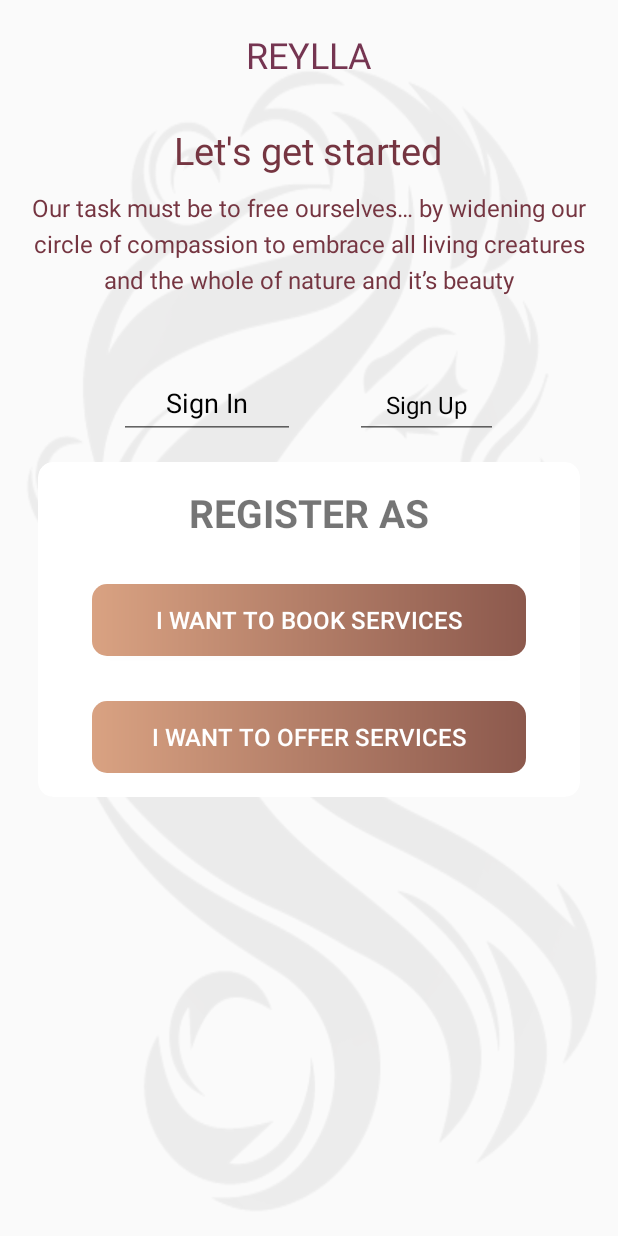
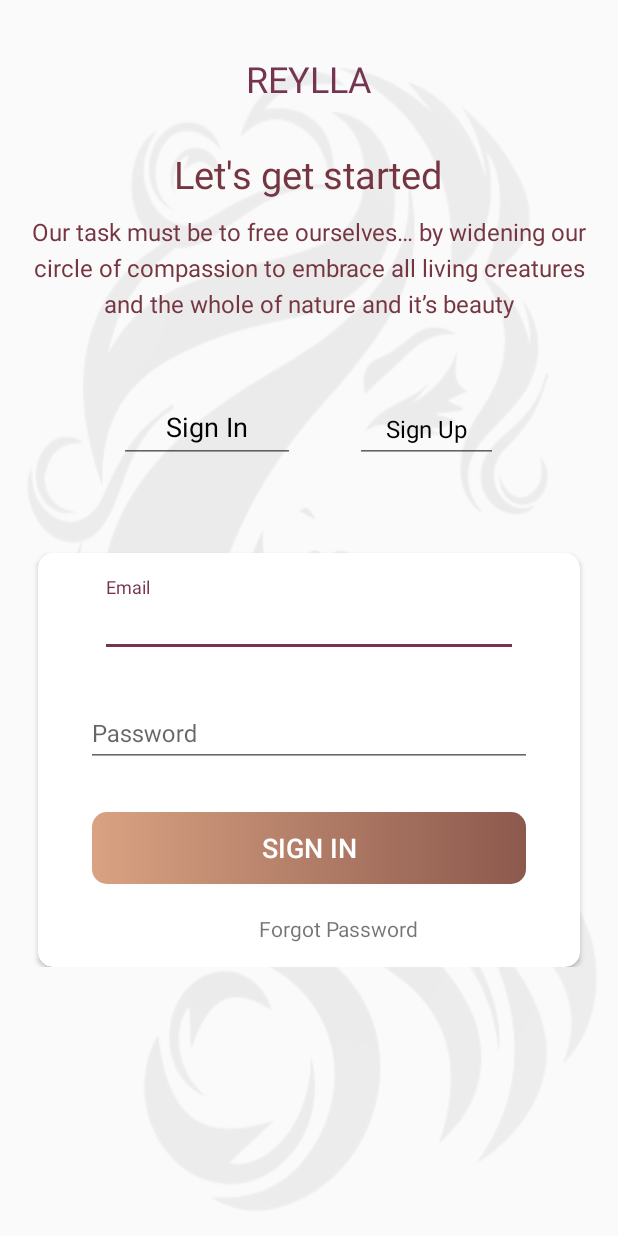
Before and after one commit to sklagat45/reylla, an Android app: the screen it shows after launch (IntroActivity), on a phone screen of 412 x 824 dp. Run offline under Robolectric (Android 15) with nearby library versions, the phone set to English and light mode, and no system bars; our stand-ins replace Firebase (no records; nobody signed in at launch, a user with empty details on screens opened directly); 2 statements that could not run were skipped.

Commit message:
config registration

```diff
--- a/app/src/main/res/layout/activity_intro.xml
+++ b/app/src/main/res/layout/activity_intro.xml
@@ -21,6 +21,7 @@
         android:id="@+id/linearLayout"
         android:layout_width="match_parent"
         android:layout_height="match_parent"
+        android:layout_marginTop="16dp"
         android:gravity="center_horizontal"
         android:orientation="vertical"
         app:layout_constraintStart_toStartOf="parent"
@@ -31,8 +32,8 @@
             android:id="@+id/tv_app_name_intro"
             android:layout_width="wrap_content"
             android:layout_height="wrap_content"
+            android:layout_marginTop="20dp"
             android:text="@string/app_name"
-            android:layout_marginTop="20dp"
             android:textColor="@color/colorAccent"
             android:textSize="24sp"
             android:textStyle="bold" />
@@ -61,9 +62,9 @@
         <LinearLayout
             android:layout_width="match_parent"
             android:layout_height="wrap_content"
-            android:orientation="horizontal"
             android:layout_marginTop="50dp"
-            android:gravity="center_horizontal">
+            android:gravity="center_horizontal"
+            android:orientation="horizontal">
 
             <EditText
                 android:id="@+id/btn_sign_in_intro"
@@ -72,8 +73,8 @@
                 android:layout_gravity="center"
                 android:layout_marginStart="20dp"
                 android:layout_marginEnd="20dp"
+                android:clickable="true"
                 android:focusable="true"
-                android:clickable="true"
                 android:focusableInTouchMode="false"
                 android:foreground="?attr/selectableItemBackground"
                 android:gravity="center"
@@ -90,11 +91,11 @@
                 android:layout_gravity="center"
                 android:layout_marginStart="20dp"
                 android:layout_marginEnd="20dp"
-                android:foreground="?attr/selectableItemBackground"
-                android:gravity="center"
                 android:clickable="true"
                 android:focusable="false"
                 android:focusableInTouchMode="false"
+                android:foreground="?attr/selectableItemBackground"
+                android:gravity="center"
                 android:paddingTop="8dp"
                 android:paddingBottom="8dp"
                 android:text="Sign Up"
@@ -102,97 +103,99 @@
                 android:textSize="16sp" />
 
         </LinearLayout>
+
+        <LinearLayout
+            android:layout_width="match_parent"
+            android:layout_height="wrap_content"
+            android:gravity="center_horizontal"
+            android:orientation="vertical">
+            <androidx.cardview.widget.CardView
+                android:layout_width="match_parent"
+                android:layout_height="wrap_content"
+                android:layout_marginStart="25dp"
+                android:layout_marginTop="60dp"
+                android:visibility="visible"
+                android:layout_marginEnd="25dp"
+                android:elevation="10dp"
+                app:cardCornerRadius="10dp">
+
                 <LinearLayout
                     android:layout_width="match_parent"
                     android:layout_height="wrap_content"
                     android:orientation="vertical"
-            android:gravity="center_horizontal">
-<!--            <androidx.cardview.widget.CardView-->
-<!--                android:layout_width="match_parent"-->
-<!--                android:layout_height="wrap_content"-->
-<!--                android:layout_marginStart="25dp"-->
-<!--                android:layout_marginTop="60dp"-->
-<!--                android:visibility="visible"-->
-<!--                android:layout_marginEnd="25dp"-->
-<!--                android:elevation="10dp"-->
-<!--                app:cardCornerRadius="10dp">-->
+                    android:padding="16dp">
 
-<!--                <LinearLayout-->
-<!--                    android:layout_width="match_parent"-->
-<!--                    android:layout_height="wrap_content"-->
-<!--                    android:orientation="vertical"-->
-<!--                    android:padding="16dp">-->
-
-<!--                    <com.google.android.material.textfield.TextInputLayout-->
-<!--                        android:layout_width="match_parent"-->
-<!--                        android:layout_height="wrap_content"-->
-<!--                        android:layout_marginStart="25dp"-->
-<!--                        android:layout_marginEnd="25dp">-->
-
-<!--                        <androidx.appcompat.widget.AppCompatEditText-->
-<!--                            android:id="@+id/et_email"-->
-<!--                            android:layout_width="match_parent"-->
-<!--                            android:layout_height="wrap_content"-->
-<!--                            android:hint="Email"-->
-<!--                            android:inputType="textEmailAddress"-->
-<!--                            android:textSize="16sp" />-->
-<!--                    </com.google.android.material.textfield.TextInputLayout>-->
-
-<!--                    <com.google.android.material.textfield.TextInputLayout-->
-<!--                        android:layout_width="match_parent"-->
-<!--                        android:layout_height="wrap_content"-->
-<!--                        android:layout_marginStart="16dp"-->
-<!--                        android:layout_marginTop="20dp"-->
-<!--                        android:layout_marginEnd="16dp">-->
-
-<!--                        <androidx.appcompat.widget.AppCompatEditText-->
-<!--                            android:id="@+id/et_password"-->
-<!--                            android:layout_width="match_parent"-->
-<!--                            android:layout_height="wrap_content"-->
-<!--                            android:hint="Password"-->
-<!--                            android:inputType="textPassword"-->
-<!--                            android:textSize="16sp" />-->
-<!--                    </com.google.android.material.textfield.TextInputLayout>-->
-
-<!--                    <Button-->
-<!--                        android:id="@+id/btn_sign_in"-->
-<!--                        android:layout_width="match_parent"-->
-<!--                        android:layout_height="wrap_content"-->
-<!--                        android:layout_gravity="center"-->
-<!--                        android:layout_marginStart="20dp"-->
-<!--                        android:layout_marginTop="30dp"-->
-<!--                        android:layout_marginEnd="20dp"-->
-<!--                        android:background="@drawable/shape_button_rounded"-->
-<!--                        android:foreground="?attr/selectableItemBackground"-->
-<!--                        android:gravity="center"-->
-<!--                        android:paddingTop="8dp"-->
-<!--                        android:paddingBottom="8dp"-->
-<!--                        android:text="Sign In"-->
-<!--                        android:textColor="@android:color/white"-->
-<!--                        android:textSize="18sp" />-->
-
-<!--                    <TextView-->
-<!--                        android:layout_width="wrap_content"-->
-<!--                        android:layout_height="wrap_content"-->
-<!--                        android:id="@+id/forgotpass"-->
-<!--                        android:layout_gravity="center"-->
-<!--                        android:layout_marginStart="20dp"-->
-<!--                        android:clickable="true"-->
-<!--                        android:text="@string/forgot_password"-->
-<!--                        android:layout_marginTop="20dp"-->
-<!--                        android:focusable="true" />-->
-<!--                </LinearLayout>-->
-<!--            </androidx.cardview.widget.CardView>-->
-
-            <androidx.cardview.widget.CardView
+                    <com.google.android.material.textfield.TextInputLayout
                         android:layout_width="match_parent"
                         android:layout_height="wrap_content"
                         android:layout_marginStart="25dp"
+                        android:layout_marginEnd="25dp">
+
+                        <androidx.appcompat.widget.AppCompatEditText
+                            android:id="@+id/et_email"
+                            android:layout_width="match_parent"
+                            android:layout_height="wrap_content"
+                            android:hint="Email"
+                            android:inputType="textEmailAddress"
+                            android:textSize="16sp" />
+                    </com.google.android.material.textfield.TextInputLayout>
+
+                    <com.google.android.material.textfield.TextInputLayout
+                        android:layout_width="match_parent"
+                        android:layout_height="wrap_content"
+                        android:layout_marginStart="16dp"
+                        android:layout_marginTop="20dp"
+                        android:layout_marginEnd="16dp">
+
+                        <androidx.appcompat.widget.AppCompatEditText
+                            android:id="@+id/et_password"
+                            android:layout_width="match_parent"
+                            android:layout_height="wrap_content"
+                            android:hint="Password"
+                            android:inputType="textPassword"
+                            android:textSize="16sp" />
+                    </com.google.android.material.textfield.TextInputLayout>
+
+                    <Button
+                        android:id="@+id/btn_sign_in"
+                        android:layout_width="match_parent"
+                        android:layout_height="wrap_content"
+                        android:layout_gravity="center"
+                        android:layout_marginStart="20dp"
+                        android:layout_marginTop="30dp"
+                        android:layout_marginEnd="20dp"
+                        android:background="@drawable/shape_button_rounded"
+                        android:foreground="?attr/selectableItemBackground"
+                        android:gravity="center"
+                        android:paddingTop="8dp"
+                        android:paddingBottom="8dp"
+                        android:text="Sign In"
+                        android:textColor="@android:color/white"
+                        android:textSize="18sp" />
+
+                    <TextView
+                        android:layout_width="wrap_content"
+                        android:layout_height="wrap_content"
+                        android:id="@+id/forgotpass"
+                        android:layout_gravity="center"
+                        android:layout_marginStart="20dp"
+                        android:clickable="true"
+                        android:text="@string/forgot_password"
+                        android:layout_marginTop="20dp"
+                        android:focusable="true"/>
+
+                </LinearLayout>
+            </androidx.cardview.widget.CardView>
+
+            <androidx.cardview.widget.CardView
+                android:id="@+id/register_as_layout"
+                android:layout_width="match_parent"
+                android:layout_height="wrap_content"
+                android:layout_marginStart="25dp"
+                android:layout_marginTop="15dp"
                 android:layout_marginEnd="25dp"
-                android:layout_marginTop="15dp"
-                android:id="@+id/register_as_layout"
                 android:elevation="10dp"
-                android:visibility="visible"
+                android:visibility="gone"
                 app:cardCornerRadius="10dp">
 
                 <LinearLayout
@@ -204,10 +207,10 @@
                     <TextView
                         android:layout_width="wrap_content"
                         android:layout_height="match_parent"
+                        android:layout_gravity="center_horizontal"
                         android:text="@string/register_as"
-                    android:textStyle="bold"
                         android:textSize="26sp"
-                    android:layout_gravity="center_horizontal"/>
+                        android:textStyle="bold" />
 
                     <Button
                         android:id="@+id/btn_book_service"
@@ -242,14 +245,39 @@
                         android:text="I want to offer services"
                         android:textColor="@android:color/white"
                         android:textSize="16sp" />
+
+                    <LinearLayout
+                        android:layout_width="wrap_content"
+                        android:layout_height="wrap_content"
+                        android:layout_gravity="center_horizontal"
+                        android:layout_marginTop="30dp"
+                        android:orientation="horizontal">
+
+                        <TextView
+                            android:layout_width="wrap_content"
+                            android:layout_height="wrap_content"
+                            android:layout_gravity="center"
+                            android:layout_marginStart="20dp"
+                            android:gravity="center"
+                            android:textColor="#000"
+                            android:padding="5dp"
+                            android:text="Already have an account??" />
+
+                        <TextView
+                            android:id="@+id/already_hav_acc"
+                            android:layout_width="wrap_content"
+                            android:layout_height="wrap_content"
+                            android:layout_gravity="center"
+                            android:clickable="true"
+                            android:focusable="true"
+                            android:gravity="center"
+                            android:textColor="@color/colorPrimary"
+                            android:padding="5dp"
+                            android:text="Sign In" />
+                    </LinearLayout>
                 </LinearLayout>
             </androidx.cardview.widget.CardView>
-
-
+        </LinearLayout>
 
     </LinearLayout>
-
-
-    </LinearLayout>
-
 </androidx.constraintlayout.widget.ConstraintLayout>
```
Lines whose indentation alone changed are shown as unchanged.
